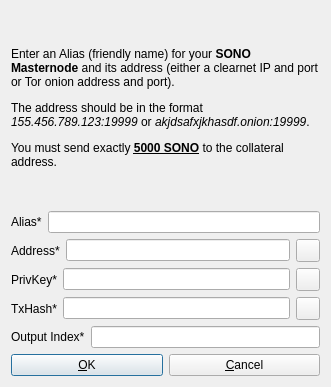
The window that src/qt/forms/addeditadrenalinenode.ui (zPools/sonoa) describes before a commit, drawn with Qt 5.
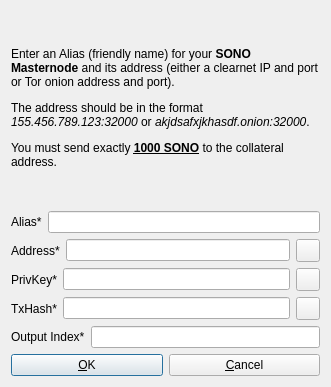
The same window after the commit. Icons and pictures are not drawn.

The edit to the form file:
```diff
--- a/src/qt/forms/addeditadrenalinenode.ui
+++ b/src/qt/forms/addeditadrenalinenode.ui
@@ -26,7 +26,7 @@
       </sizepolicy>
      </property>
      <property name="text">
-      <string>&lt;html&gt;&lt;head/&gt;&lt;body&gt;&lt;p&gt;Enter an Alias (friendly name) for your &lt;span style=&quot; font-weight:600;&quot;&gt;SONO Masternode&lt;/span&gt; and its address (either a clearnet IP and port or Tor onion address and port).&lt;/p&gt;&lt;p&gt;The address should be in the format &lt;span style=&quot; font-style:italic;&quot;&gt;155.456.789.123:19999&lt;/span&gt; or &lt;span style=&quot; font-style:italic;&quot;&gt;akjdsafxjkhasdf.onion:19999&lt;/span&gt;. &lt;/p&gt;&lt;p&gt;You must send exactly &lt;span style=&quot; font-weight:600; text-decoration: underline;&quot;&gt;5000 SONO&lt;/span&gt; to the collateral address.&lt;/p&gt;&lt;/body&gt;&lt;/html&gt;</string>
+      <string>&lt;html&gt;&lt;head/&gt;&lt;body&gt;&lt;p&gt;Enter an Alias (friendly name) for your &lt;span style=&quot; font-weight:600;&quot;&gt;SONO Masternode&lt;/span&gt; and its address (either a clearnet IP and port or Tor onion address and port).&lt;/p&gt;&lt;p&gt;The address should be in the format &lt;span style=&quot; font-style:italic;&quot;&gt;155.456.789.123:32000&lt;/span&gt; or &lt;span style=&quot; font-style:italic;&quot;&gt;akjdsafxjkhasdf.onion:32000&lt;/span&gt;. &lt;/p&gt;&lt;p&gt;You must send exactly &lt;span style=&quot; font-weight:600; text-decoration: underline;&quot;&gt;1000 SONO&lt;/span&gt; to the collateral address.&lt;/p&gt;&lt;/body&gt;&lt;/html&gt;</string>
      </property>
      <property name="wordWrap">
       <bool>true</bool>
```
